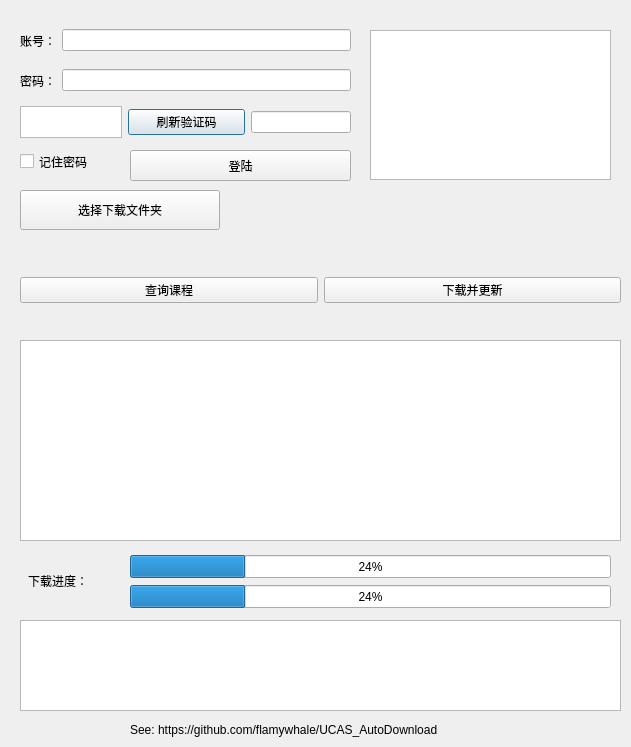
wujiahao15/UCAS_AutoDownload, file src/dialog.ui: the form before one commit.
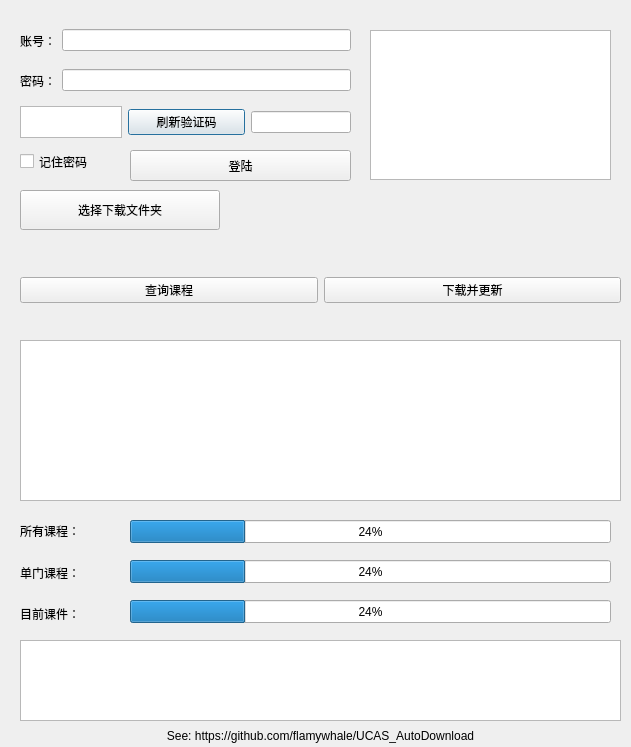
The form after the commit.

Commit message: add file process bar

```diff
--- a/src/dialog.ui
+++ b/src/dialog.ui
@@ -123,7 +123,7 @@
      <x>20</x>
      <y>340</y>
      <width>601</width>
-     <height>201</height>
+     <height>161</height>
     </rect>
    </property>
   </widget>
@@ -131,14 +131,17 @@
    <property name="geometry">
     <rect>
      <x>190</x>
-     <y>320</y>
+     <y>315</y>
      <width>271</width>
-     <height>20</height>
+     <height>21</height>
     </rect>
    </property>
    <property name="text">
     <string/>
    </property>
+   <property name="alignment">
+    <set>Qt::AlignCenter</set>
+   </property>
   </widget>
   <widget class="QWidget" name="horizontalLayoutWidget_5">
    <property name="geometry">
@@ -228,11 +231,14 @@
    <property name="geometry">
     <rect>
      <x>130</x>
-     <y>555</y>
+     <y>520</y>
      <width>481</width>
      <height>23</height>
     </rect>
    </property>
+   <property name="autoFillBackground">
+    <bool>false</bool>
+   </property>
    <property name="value">
     <number>24</number>
    </property>
@@ -241,30 +247,30 @@
    <property name="geometry">
     <rect>
      <x>20</x>
-     <y>620</y>
+     <y>640</y>
      <width>601</width>
-     <height>91</height>
+     <height>81</height>
     </rect>
    </property>
   </widget>
   <widget class="QLabel" name="label_3">
    <property name="geometry">
     <rect>
-     <x>28</x>
-     <y>560</y>
-     <width>81</width>
-     <height>41</height>
+     <x>20</x>
+     <y>515</y>
+     <width>101</width>
+     <height>31</height>
     </rect>
    </property>
    <property name="text">
-    <string>下载进度：</string>
+    <string>所有课程：</string>
    </property>
   </widget>
   <widget class="QProgressBar" name="subProgressBar">
    <property name="geometry">
     <rect>
      <x>130</x>
-     <y>585</y>
+     <y>560</y>
      <width>481</width>
      <height>23</height>
     </rect>
@@ -276,14 +282,56 @@
   <widget class="QLabel" name="label_4">
    <property name="geometry">
     <rect>
-     <x>130</x>
-     <y>720</y>
-     <width>351</width>
+     <x>20</x>
+     <y>726</y>
+     <width>601</width>
      <height>20</height>
     </rect>
    </property>
    <property name="text">
     <string>See: https://github.com/flamywhale/UCAS_AutoDownload</string>
+   </property>
+   <property name="alignment">
+    <set>Qt::AlignCenter</set>
+   </property>
+  </widget>
+  <widget class="QProgressBar" name="fileProcessBar">
+   <property name="geometry">
+    <rect>
+     <x>130</x>
+     <y>600</y>
+     <width>481</width>
+     <height>23</height>
+    </rect>
+   </property>
+   <property name="value">
+    <number>24</number>
+   </property>
+  </widget>
+  <widget class="QLabel" name="label_5">
+   <property name="geometry">
+    <rect>
+     <x>20</x>
+     <y>557</y>
+     <width>101</width>
+     <height>31</height>
+    </rect>
+   </property>
+   <property name="text">
+    <string>单门课程：</string>
+   </property>
+  </widget>
+  <widget class="QLabel" name="label_6">
+   <property name="geometry">
+    <rect>
+     <x>20</x>
+     <y>598</y>
+     <width>101</width>
+     <height>31</height>
+    </rect>
+   </property>
+   <property name="text">
+    <string>目前课件：</string>
    </property>
   </widget>
  </widget>
```
The commit also changes 3 other files.
